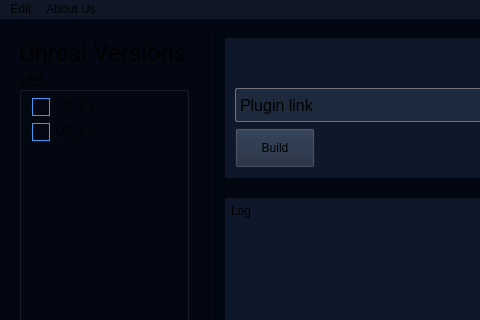
Above: PluginBuilder/mainwindow.ui from Mecanes-Org/PluginBuilder-source before the change; both pictures show x 0 to 480 and y 0 to 320 of the 1000 by 700 pixel window. Below: the same form after it.
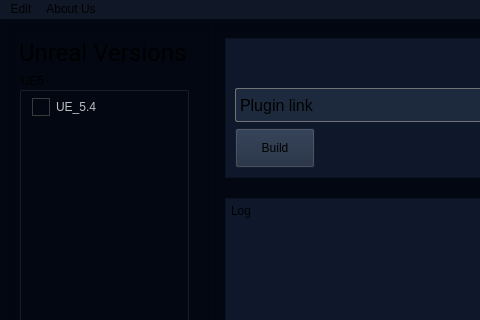
That is the form after the change. Icons and pictures are not drawn.

Diff of the .ui file:
```diff
--- a/PluginBuilder/mainwindow.ui
+++ b/PluginBuilder/mainwindow.ui
@@ -636,7 +636,7 @@
                    <x>0</x>
                    <y>0</y>
                    <width>164</width>
-                   <height>55</height>
+                   <height>30</height>
                   </rect>
                  </property>
                  <property name="sizePolicy">
@@ -666,182 +666,33 @@
                   </property>
                   <item>
                    <widget class="QCheckBox" name="checkBox_UE_5_4">
-                    <property name="sizePolicy">
-                     <sizepolicy hsizetype="Fixed" vsizetype="Fixed">
-                      <horstretch>0</horstretch>
-                      <verstretch>0</verstretch>
-                     </sizepolicy>
-                    </property>
-                    <property name="minimumSize">
-                     <size>
-                      <width>80</width>
-                      <height>20</height>
-                     </size>
-                    </property>
-                    <property name="maximumSize">
-                     <size>
-                      <width>80</width>
-                      <height>20</height>
-                     </size>
-                    </property>
-                    <property name="cursor">
-                     <cursorShape>PointingHandCursor</cursorShape>
-                    </property>
-                    <property name="text">
-                     <string>UE_5.4</string>
-                    </property>
-                   </widget>
-                  </item>
-                  <item>
-                   <widget class="QCheckBox" name="checkBox_UE_5_5">
-                    <property name="sizePolicy">
-                     <sizepolicy hsizetype="Fixed" vsizetype="Fixed">
-                      <horstretch>0</horstretch>
-                      <verstretch>0</verstretch>
-                     </sizepolicy>
-                    </property>
-                    <property name="minimumSize">
-                     <size>
-                      <width>80</width>
-                      <height>20</height>
-                     </size>
-                    </property>
-                    <property name="maximumSize">
-                     <size>
-                      <width>80</width>
-                      <height>20</height>
-                     </size>
-                    </property>
-                    <property name="palette">
-                     <palette>
-                      <active>
-                       <colorrole role="Button">
-                        <brush brushstyle="SolidPattern">
-                         <color alpha="255">
-                          <red>3</red>
-                          <green>7</green>
-                          <blue>18</blue>
-                         </color>
-                        </brush>
-                       </colorrole>
-                       <colorrole role="Base">
-                        <brush brushstyle="SolidPattern">
-                         <color alpha="255">
-                          <red>3</red>
-                          <green>7</green>
-                          <blue>18</blue>
-                         </color>
-                        </brush>
-                       </colorrole>
-                       <colorrole role="Window">
-                        <brush brushstyle="SolidPattern">
-                         <color alpha="255">
-                          <red>3</red>
-                          <green>7</green>
-                          <blue>18</blue>
-                         </color>
-                        </brush>
-                       </colorrole>
-                       <colorrole role="Highlight">
-                        <brush brushstyle="SolidPattern">
-                         <color alpha="255">
-                          <red>31</red>
-                          <green>155</green>
-                          <blue>93</blue>
-                         </color>
-                        </brush>
-                       </colorrole>
-                      </active>
-                      <inactive>
-                       <colorrole role="Button">
-                        <brush brushstyle="SolidPattern">
-                         <color alpha="255">
-                          <red>3</red>
-                          <green>7</green>
-                          <blue>18</blue>
-                         </color>
-                        </brush>
-                       </colorrole>
-                       <colorrole role="Base">
-                        <brush brushstyle="SolidPattern">
-                         <color alpha="255">
-                          <red>3</red>
-                          <green>7</green>
-                          <blue>18</blue>
-                         </color>
-                        </brush>
-                       </colorrole>
-                       <colorrole role="Window">
-                        <brush brushstyle="SolidPattern">
-                         <color alpha="255">
-                          <red>3</red>
-                          <green>7</green>
-                          <blue>18</blue>
-                         </color>
-                        </brush>
-                       </colorrole>
-                       <colorrole role="Highlight">
-                        <brush brushstyle="SolidPattern">
-                         <color alpha="255">
-                          <red>31</red>
-                          <green>155</green>
-                          <blue>93</blue>
-                         </color>
-                        </brush>
-                       </colorrole>
-                      </inactive>
-                      <disabled>
-                       <colorrole role="Button">
-                        <brush brushstyle="SolidPattern">
-                         <color alpha="255">
-                          <red>3</red>
-                          <green>7</green>
-                          <blue>18</blue>
-                         </color>
-                        </brush>
-                       </colorrole>
-                       <colorrole role="Base">
-                        <brush brushstyle="SolidPattern">
-                         <color alpha="255">
-                          <red>3</red>
-                          <green>7</green>
-                          <blue>18</blue>
-                         </color>
-                        </brush>
-                       </colorrole>
-                       <colorrole role="Window">
-                        <brush brushstyle="SolidPattern">
-                         <color alpha="255">
-                          <red>3</red>
-                          <green>7</green>
-                          <blue>18</blue>
-                         </color>
-                        </brush>
-                       </colorrole>
-                       <colorrole role="Highlight">
-                        <brush brushstyle="SolidPattern">
-                         <color alpha="255">
-                          <red>31</red>
-                          <green>155</green>
-                          <blue>93</blue>
-                         </color>
-                        </brush>
-                       </colorrole>
-                      </disabled>
-                     </palette>
-                    </property>
-                    <property name="cursor">
-                     <cursorShape>PointingHandCursor</cursorShape>
-                    </property>
-                    <property name="text">
-                     <string>UE_5.5</string>
-                    </property>
-                    <property name="checkable">
-                     <bool>true</bool>
-                    </property>
-                    <property name="checked">
+                    <property name="enabled">
                      <bool>false</bool>
                     </property>
+                    <property name="sizePolicy">
+                     <sizepolicy hsizetype="Fixed" vsizetype="Fixed">
+                      <horstretch>0</horstretch>
+                      <verstretch>0</verstretch>
+                     </sizepolicy>
+                    </property>
+                    <property name="minimumSize">
+                     <size>
+                      <width>80</width>
+                      <height>20</height>
+                     </size>
+                    </property>
+                    <property name="maximumSize">
+                     <size>
+                      <width>80</width>
+                      <height>20</height>
+                     </size>
+                    </property>
+                    <property name="cursor">
+                     <cursorShape>PointingHandCursor</cursorShape>
+                    </property>
+                    <property name="text">
+                     <string>UE_5.4</string>
+                    </property>
                    </widget>
                   </item>
                  </layout>
```
